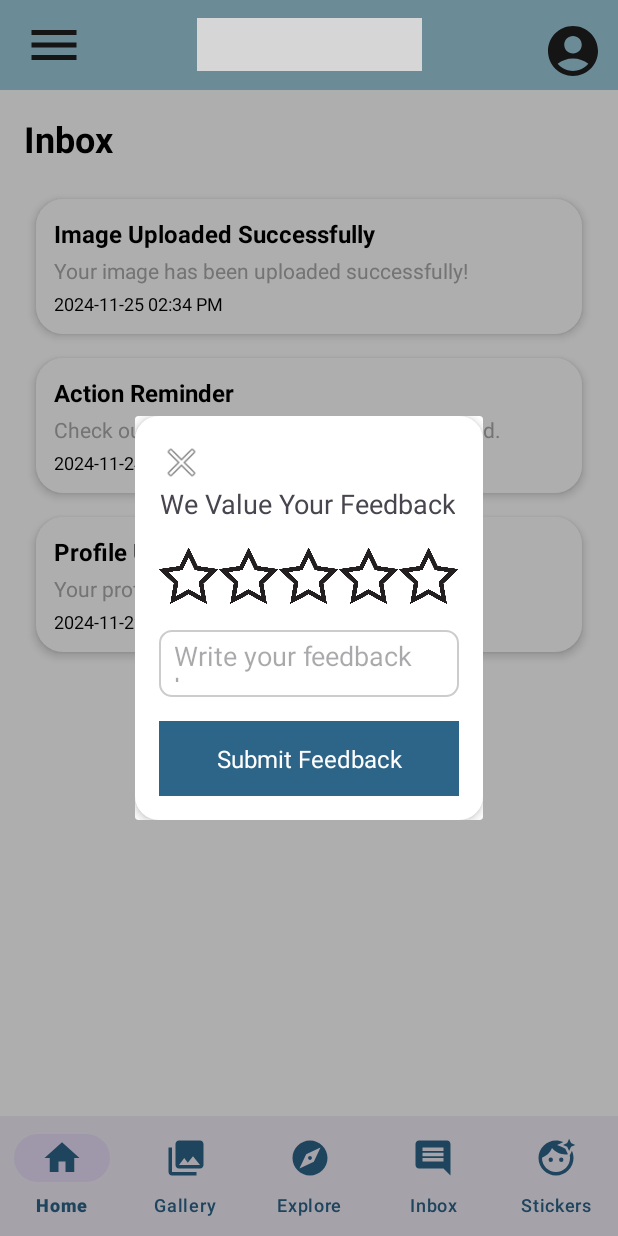
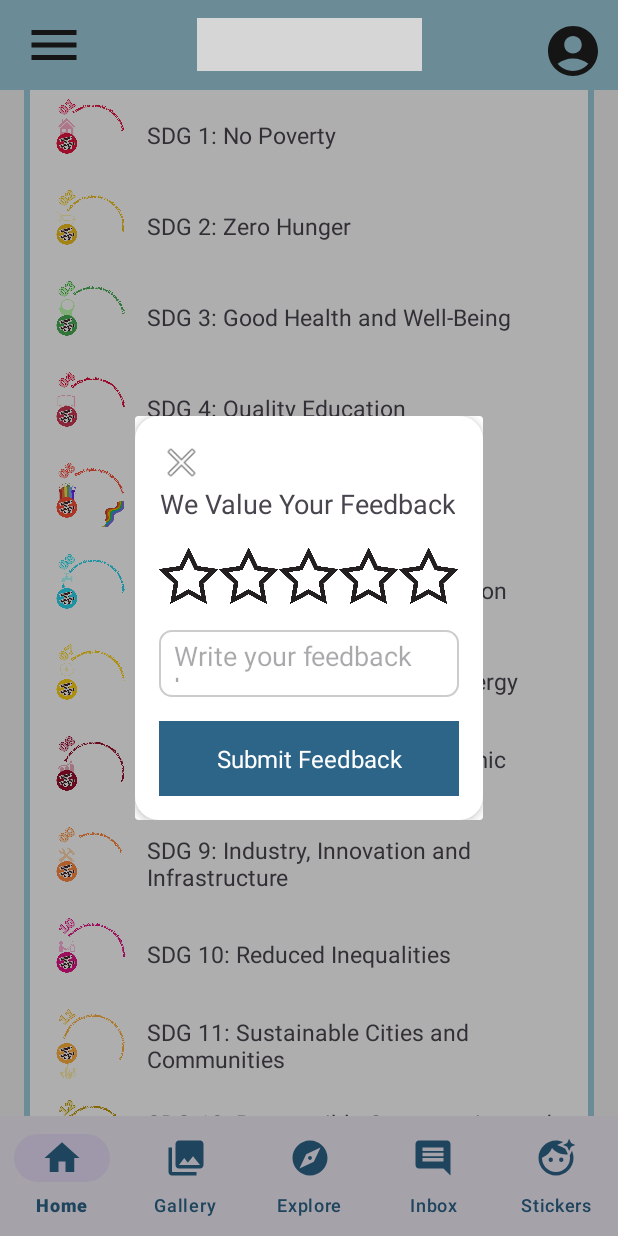
Before and after one commit to DanielleZiac/TANAW-Android, an Android app: the screen it shows after launch (MainActivity), in the side drawer, after a tap on "Feedback", on a phone screen of 412 x 824 dp. Run offline under Robolectric (Android 15) with nearby library versions, the light colour scheme and no system bars; our stand-ins replace Firebase (no records; nobody signed in at launch, a user with empty details on screens opened directly), Picasso; pictures from the network do not load; grey boxes are pictures that could not be loaded.

Commit message:
stickers

```diff
--- a/app/src/main/java/com/example/testtanaw/MainActivity.java
+++ b/app/src/main/java/com/example/testtanaw/MainActivity.java
@@ -19,6 +19,7 @@ import com.example.testtanaw.fragments.ExploreFragment;
 import com.example.testtanaw.fragments.GalleryFragment;
 import com.example.testtanaw.fragments.HomeFragment;
 import com.example.testtanaw.fragments.InboxFragment;
+import com.example.testtanaw.fragments.StickersFragment;
 import com.google.android.material.bottomnavigation.BottomNavigationView;
 import com.google.android.material.navigation.NavigationView;
 import com.example.testtanaw.models.Avatar;
@@ -93,6 +94,9 @@ public class MainActivity extends AppCompatActivity {
                 return true;
             }   else if (menuItem.getItemId() == R.id.nav_gallery) {  // Add Home navigation
                 loadFragment(new GalleryFragment());
+                return true;
+            }   else if (menuItem.getItemId() == R.id.nav_stickers) {  // Add Home navigation
+                loadFragment(new StickersFragment());
                 return true;
             }
             return false; // Return false if the item is not handled
--- /dev/null
+++ b/app/src/main/java/com/example/testtanaw/fragments/StickersFragment.java
@@ -0,0 +1,95 @@
+package com.example.testtanaw.fragments;
+
+import android.content.Intent;
+import android.os.Bundle;
+import android.view.LayoutInflater;
+import android.view.View;
+import android.view.ViewGroup;
+import android.widget.Button;
+import androidx.annotation.NonNull;
+import androidx.annotation.Nullable;
+import androidx.fragment.app.Fragment;
+import androidx.recyclerview.widget.LinearLayoutManager;
+import androidx.recyclerview.widget.RecyclerView;
+import com.example.testtanaw.AvatarActivity;
+import com.example.testtanaw.R;
+import com.example.testtanaw.models.Sdg;
+import com.example.testtanaw.util.StickerAdapter;
+
+import java.util.ArrayList;
+import java.util.Arrays;
+import java.util.List;
+
+public class StickersFragment extends Fragment {
+
+    @Nullable
+    @Override
+    public View onCreateView(@NonNull LayoutInflater inflater, @Nullable ViewGroup container,
+                             @Nullable Bundle savedInstanceState) {
+        View view = inflater.inflate(R.layout.fragment_stickers, container, false);
+
+        // Initialize the first RecyclerView (Unlocked)
+        RecyclerView recyclerView = view.findViewById(R.id.recyclerView);
+        recyclerView.setLayoutManager(new LinearLayoutManager(requireContext()));
+
+        List<Sdg> sdgList = generateSdgList();
+        StickerAdapter adapter = new StickerAdapter(sdgList);
+        recyclerView.setAdapter(adapter);
+
+        // Adjust height of the first RecyclerView
+        adjustRecyclerViewHeight(recyclerView, sdgList.size());
+
+        // Initialize the second RecyclerView (Locked)
+        RecyclerView recyclerView2 = view.findViewById(R.id.recyclerView2);
+        recyclerView2.setLayoutManager(new LinearLayoutManager(requireContext()));
+
+        ArrayList<Sdg> placeholderList = new ArrayList<>(); // Placeholder variable
+        placeholderList.addAll(sdgList); // Copy data from sdgList
+        StickerAdapter adapter2 = new StickerAdapter(placeholderList);
+        recyclerView2.setAdapter(adapter2);
+
+        // Adjust height of the second RecyclerView
+        adjustRecyclerViewHeight(recyclerView2, placeholderList.size());
+
+        // Set up the OnClickListener for the "Edit Avatar" button
+        Button editAvatarButton = view.findViewById(R.id.editAvatar);
+        editAvatarButton.setOnClickListener(v -> {
+            // Navigate to AvatarActivity
+            Intent intent = new Intent(requireContext(), AvatarActivity.class);
+            startActivity(intent);
+        });
+
+        return view;
+    }
+
+    private List<Sdg> generateSdgList() {
+        List<String> sdgTitles = Arrays.asList(
+                "No Poverty", "Zero Hunger", "Good Health and Well-Being",
+                "Quality Education", "Gender Equality", "Clean Water and Sanitation",
+                "Affordable and Clean Energy", "Decent Work and Economic Growth",
+                "Industry, Innovation and Infrastructure", "Reduced Inequalities",
+                "Sustainable Cities and Communities", "Responsible Consumption and Production",
+                "Climate Action", "Life Below Water", "Life on Land",
+                "Peace, Justice and Strong Institutions", "Partnerships for the Goals"
+        );
+
+        List<Sdg> sdgList = new ArrayList<>();
+        for (int i = 1; i <= 17; i++) {
+            int imageResId = getResources().getIdentifier("background_sdg" + i, "drawable",
+                    requireContext().getPackageName());
+            sdgList.add(new Sdg(imageResId, "SDG " + i + ": " + sdgTitles.get(i - 1), "This is SDG " + i)); // Added third parameter
+        }
+
+        return sdgList;
+    }
+
+    private void adjustRecyclerViewHeight(RecyclerView recyclerView, int itemCount) {
+        recyclerView.post(() -> {
+            int itemHeight = getResources().getDimensionPixelSize(R.dimen.item_height);
+            int totalHeight = itemHeight * itemCount;
+            ViewGroup.LayoutParams layoutParams = recyclerView.getLayoutParams();
+            layoutParams.height = totalHeight;
+            recyclerView.setLayoutParams(layoutParams);
+        });
+    }
+}
```
